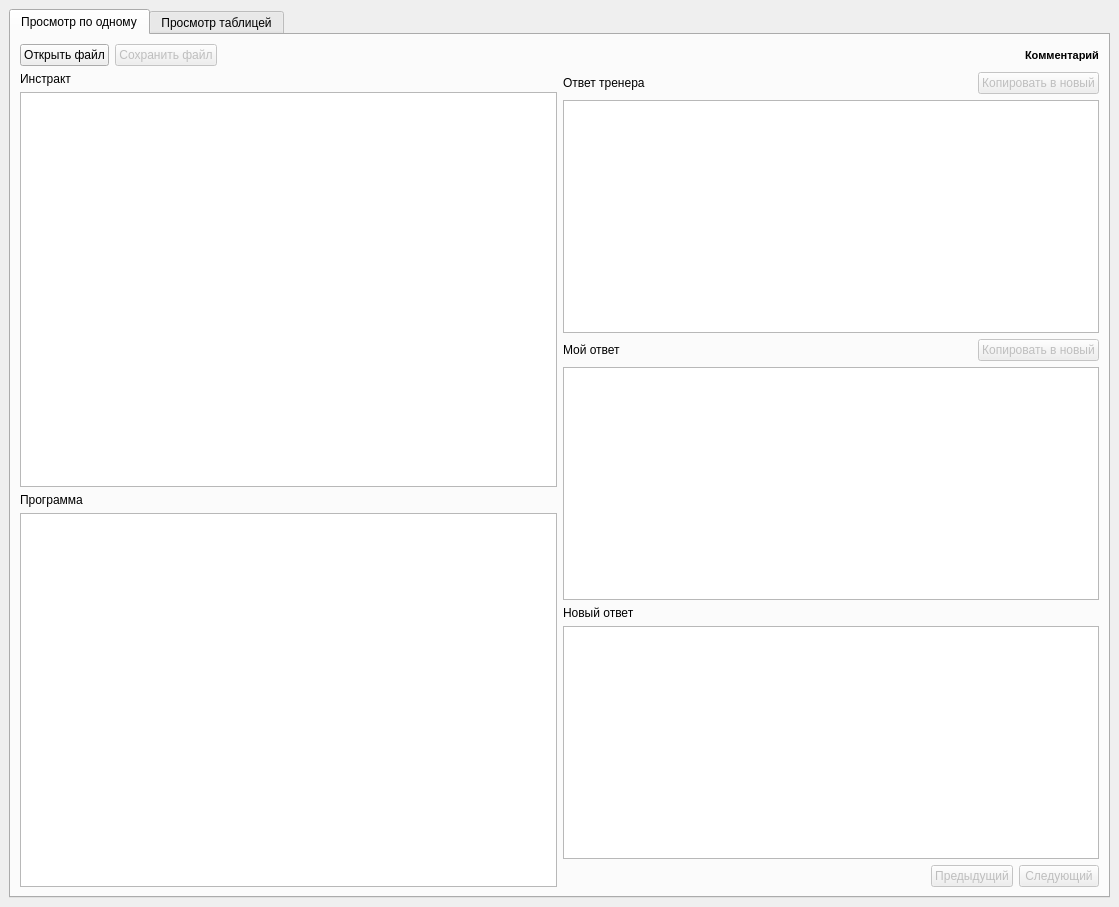
The window that mainwindow.ui (grigvlwork/error_editor) describes before a commit, drawn with Qt 5.
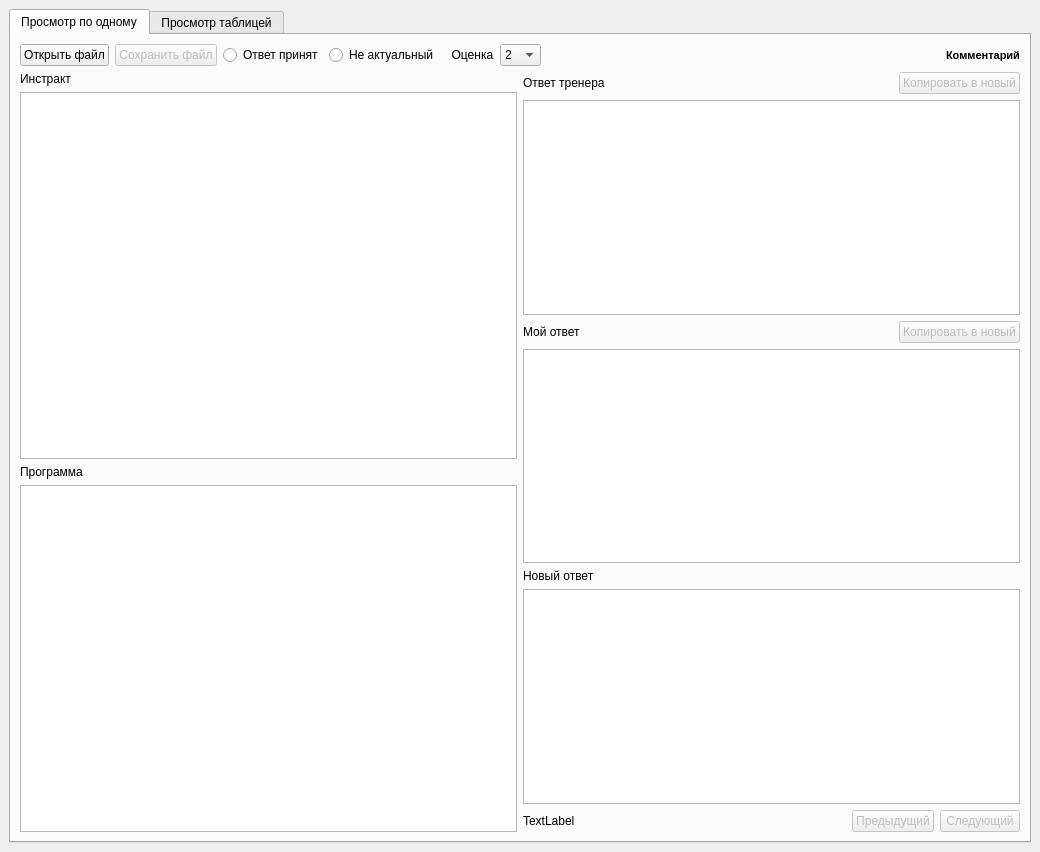
The same window after the commit. Icons and pictures are not drawn.

Commit message: доработка интерфейса, переход по таблице

Patch:
```diff
--- a/mainwindow.ui
+++ b/mainwindow.ui
@@ -6,8 +6,8 @@
    <rect>
     <x>0</x>
     <y>0</y>
-    <width>1119</width>
-    <height>907</height>
+    <width>1040</width>
+    <height>852</height>
    </rect>
   </property>
   <property name="windowTitle">
@@ -67,6 +67,62 @@
           <item>
            <layout class="QHBoxLayout" name="horizontalLayout_6"/>
           </item>
+          <item>
+           <widget class="QRadioButton" name="accept">
+            <property name="text">
+             <string>Ответ принят</string>
+            </property>
+            <attribute name="buttonGroup">
+             <string notr="true">buttonGroup</string>
+            </attribute>
+           </widget>
+          </item>
+          <item>
+           <widget class="QRadioButton" name="irrelevant">
+            <property name="text">
+             <string>Не актуальный</string>
+            </property>
+            <attribute name="buttonGroup">
+             <string notr="true">buttonGroup</string>
+            </attribute>
+           </widget>
+          </item>
+          <item>
+           <widget class="QLabel" name="score_lb">
+            <property name="text">
+             <string>  Оценка</string>
+            </property>
+           </widget>
+          </item>
+          <item>
+           <widget class="QComboBox" name="score">
+            <item>
+             <property name="text">
+              <string>2</string>
+             </property>
+            </item>
+            <item>
+             <property name="text">
+              <string>1</string>
+             </property>
+            </item>
+            <item>
+             <property name="text">
+              <string>0</string>
+             </property>
+            </item>
+            <item>
+             <property name="text">
+              <string>-1</string>
+             </property>
+            </item>
+            <item>
+             <property name="text">
+              <string>-2</string>
+             </property>
+            </item>
+           </widget>
+          </item>
           <item>
            <spacer name="horizontalSpacer">
             <property name="orientation">
@@ -277,6 +333,13 @@
             </item>
             <item>
              <layout class="QHBoxLayout" name="horizontalLayout_5">
+              <item>
+               <widget class="QLabel" name="counter_lb">
+                <property name="text">
+                 <string>TextLabel</string>
+                </property>
+               </widget>
+              </item>
               <item>
                <spacer name="horizontalSpacer_2">
                 <property name="orientation">
```
Left out of the diff: 3 changed lines with no effect on the pictures. The commit also changes 1 other file.
